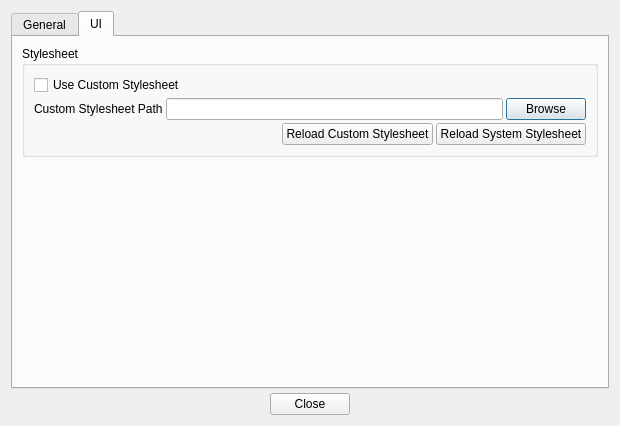
The window that OverwatchPlayerLog/UI/PreferencesDialog.ui (yxbh/Overwatch-Player-Log) describes before a commit, drawn with Qt 5.
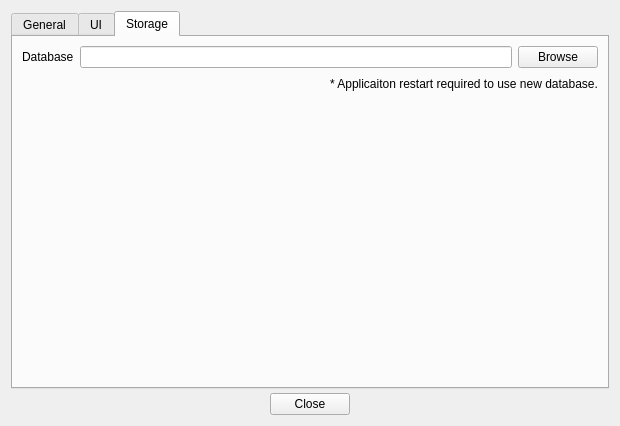
The same window after the commit.

Commit message: add support to change database path

What changed in the file:
```diff
--- a/OverwatchPlayerLog/UI/PreferencesDialog.ui
+++ b/OverwatchPlayerLog/UI/PreferencesDialog.ui
@@ -35,7 +35,7 @@
    <item>
     <widget class="QTabWidget" name="tabWidget">
      <property name="currentIndex">
-      <number>1</number>
+      <number>2</number>
      </property>
      <widget class="QWidget" name="tab_general">
       <attribute name="title">
@@ -93,7 +93,11 @@
              </widget>
             </item>
             <item>
-             <widget class="QLineEdit" name="lineEdit_customStylesheetPath"/>
+             <widget class="QLineEdit" name="lineEdit_customStylesheetPath">
+              <property name="readOnly">
+               <bool>true</bool>
+              </property>
+             </widget>
             </item>
             <item>
              <widget class="QPushButton" name="pushButton_browseCustomStylesheet">
@@ -157,6 +161,75 @@
        </item>
       </layout>
      </widget>
+     <widget class="QWidget" name="tab_storage">
+      <attribute name="title">
+       <string>Storage</string>
+      </attribute>
+      <layout class="QVBoxLayout" name="verticalLayout_4">
+       <item>
+        <layout class="QHBoxLayout" name="horizontalLayout_6">
+         <item>
+          <widget class="QLabel" name="label_2">
+           <property name="text">
+            <string>Database</string>
+           </property>
+          </widget>
+         </item>
+         <item>
+          <widget class="QLineEdit" name="lineEdit_playerInforDatabasePath">
+           <property name="readOnly">
+            <bool>true</bool>
+           </property>
+          </widget>
+         </item>
+         <item>
+          <widget class="QPushButton" name="pushButton_browsePlayerInfoDatabase">
+           <property name="text">
+            <string>Browse</string>
+           </property>
+          </widget>
+         </item>
+        </layout>
+       </item>
+       <item>
+        <layout class="QHBoxLayout" name="horizontalLayout_7">
+         <item>
+          <spacer name="horizontalSpacer_5">
+           <property name="orientation">
+            <enum>Qt::Horizontal</enum>
+           </property>
+           <property name="sizeHint" stdset="0">
+            <size>
+             <width>40</width>
+             <height>20</height>
+            </size>
+           </property>
+          </spacer>
+         </item>
+         <item>
+          <widget class="QLabel" name="label_3">
+           <property name="text">
+            <string>* Applicaiton restart required to use new database.</string>
+           </property>
+          </widget>
+         </item>
+        </layout>
+       </item>
+       <item>
+        <spacer name="verticalSpacer_2">
+         <property name="orientation">
+          <enum>Qt::Vertical</enum>
+         </property>
+         <property name="sizeHint" stdset="0">
+          <size>
+           <width>20</width>
+           <height>271</height>
+          </size>
+         </property>
+        </spacer>
+       </item>
+      </layout>
+     </widget>
     </widget>
    </item>
    <item>
```
The commit also changes 4 other files.
